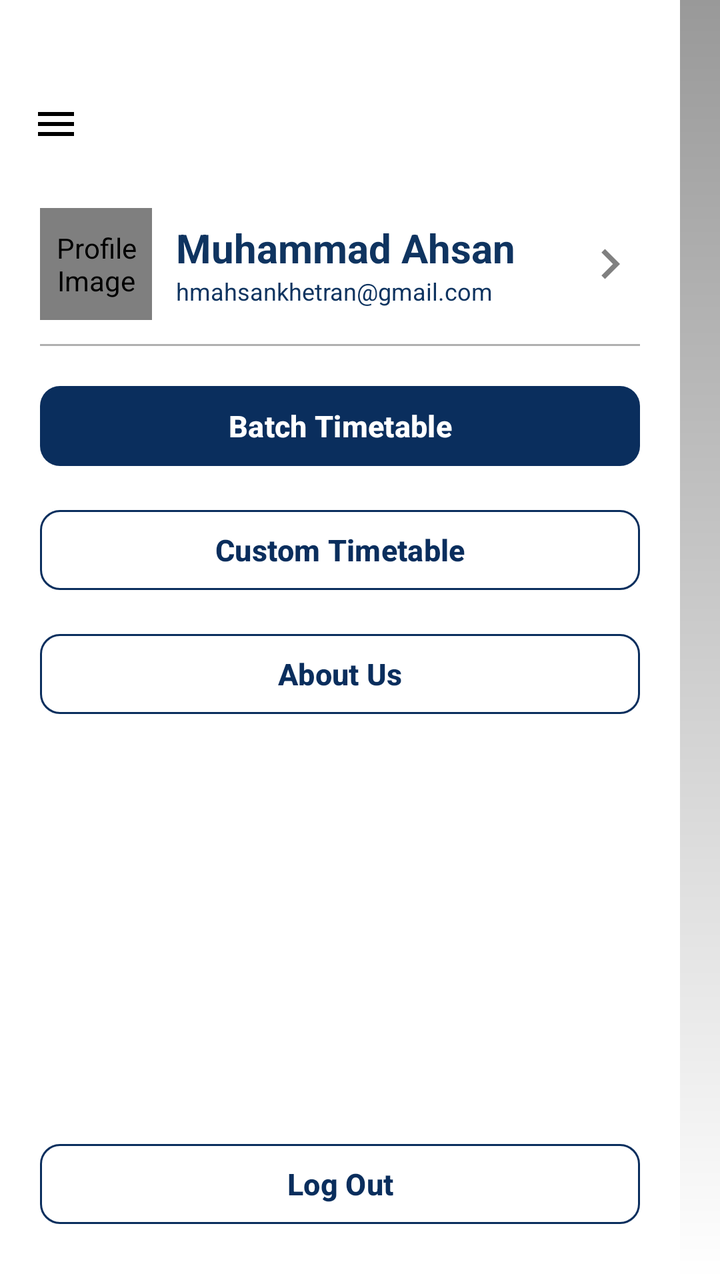
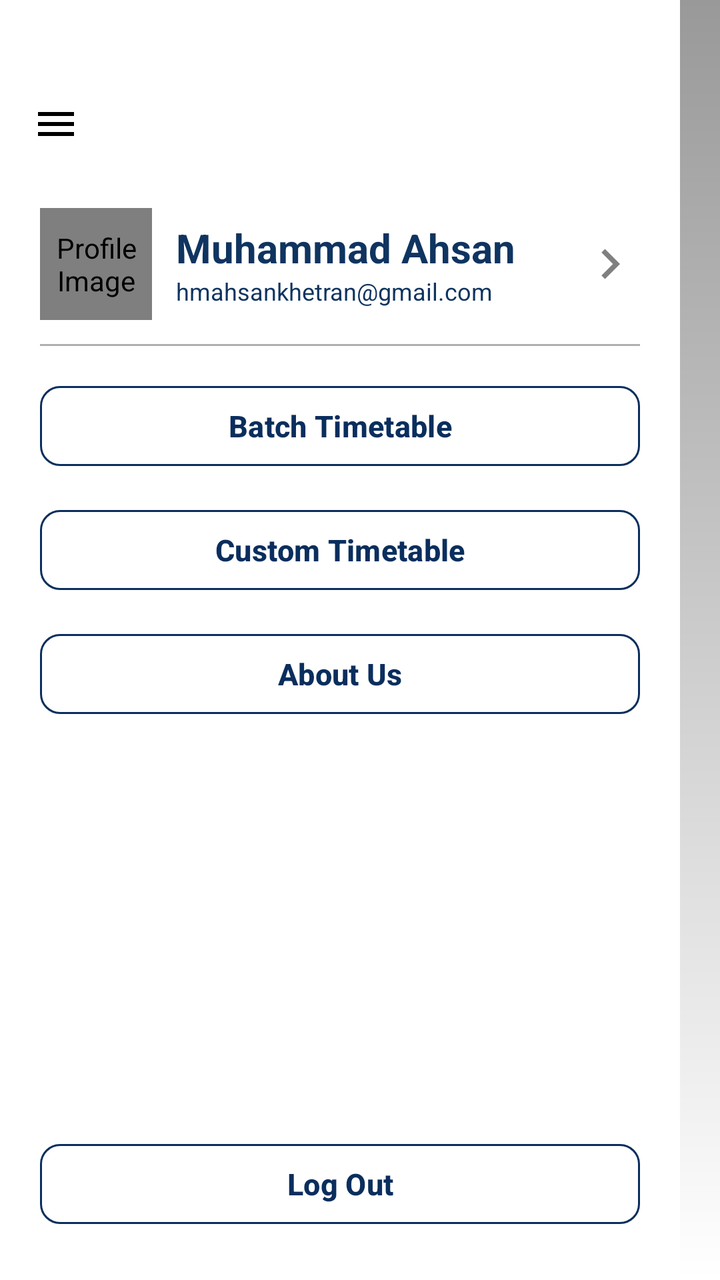

Two renders of the same Android screen: before a commit and after it. Below are the layout's source before the change and the commit's diff.
<!-- AndroidManifest.xml: application theme Theme.FASTable -->
<!-- res/layout/activity_menu.xml -->
<?xml version="1.0" encoding="utf-8"?>
<androidx.constraintlayout.widget.ConstraintLayout
    xmlns:android="http://schemas.android.com/apk/res/android"
    xmlns:app="http://schemas.android.com/apk/res-auto"
    xmlns:tools="http://schemas.android.com/tools"
    android:layout_width="match_parent"
    android:layout_height="match_parent"
    android:background="#FFFFFF">

    
    <View
        android:id="@+id/rightShadow"
        android:layout_width="20dp"
        android:layout_height="0dp"
        android:background="@drawable/right_side_shadow"
        app:layout_constraintTop_toTopOf="parent"
        app:layout_constraintBottom_toBottomOf="parent"
        app:layout_constraintEnd_toEndOf="parent" />

    
    <androidx.appcompat.widget.Toolbar
        android:id="@+id/top_bar_menu"
        android:layout_width="0dp"
        android:layout_height="80dp"
        android:background="@color/white"
        android:theme="@style/ThemeOverlay.AppCompat.Dark.ActionBar"
        android:elevation="4dp"
        android:paddingTop="30dp"
        android:paddingBottom="8dp"
        app:navigationIcon="@drawable/ic_menu_black"
        app:titleTextColor="@android:color/white"
        app:layout_constraintTop_toTopOf="parent"
        app:layout_constraintStart_toStartOf="parent"
        app:layout_constraintEnd_toStartOf="@id/rightShadow" />

    
    <LinearLayout
        android:id="@+id/contentContainer"
        android:layout_width="0dp"
        android:layout_height="0dp"
        android:orientation="vertical"
        android:paddingStart="20dp"
        android:paddingEnd="20dp"
        android:paddingTop="24dp"
        android:paddingBottom="24dp"
        app:layout_constraintTop_toBottomOf="@id/top_bar_menu"
        app:layout_constraintBottom_toBottomOf="parent"
        app:layout_constraintStart_toStartOf="parent"
        app:layout_constraintEnd_toStartOf="@id/rightShadow">

        
        <LinearLayout
            android:id="@+id/profileSection"
            android:layout_width="match_parent"
            android:layout_height="wrap_content"
            android:orientation="horizontal"
            android:gravity="center_vertical">

            <de.hdodenhof.circleimageview.CircleImageView
                android:id="@+id/profileImage"
                android:layout_width="56dp"
                android:layout_height="56dp"
                android:src="@drawable/img_demo"
                app:civ_border_width="2dp"
                app:civ_border_color="#E0E0E0"
                android:contentDescription="@string/profile_image" />

            <LinearLayout
                android:layout_width="0dp"
                android:layout_height="wrap_content"
                android:layout_weight="1"
                android:orientation="vertical"
                android:layout_marginStart="12dp">

                <TextView
                    android:id="@+id/tvName"
                    android:layout_width="wrap_content"
                    android:layout_height="wrap_content"
                    android:text="Muhammad Ahsan"
                    android:textColor="@color/navy"
                    android:textSize="20sp"
                    android:textStyle="bold" />

                <TextView
                    android:id="@+id/tvEmail"
                    android:layout_width="wrap_content"
                    android:layout_height="wrap_content"
                    android:text="hmahsankhetran@gmail.com"
                    android:textColor="@color/navy"
                    android:textSize="12sp" />
            </LinearLayout>

            <ImageView
                android:id="@+id/imgArrow"
                android:layout_width="30dp"
                android:layout_height="40dp"
                android:src="@drawable/ic_arrow_right"
                app:tint="#808080" />
        </LinearLayout>

        
        <View
            android:layout_width="match_parent"
            android:layout_height="1dp"
            android:layout_marginTop="12dp"
            android:background="#B0B0B0" />

        
        <com.google.android.material.button.MaterialButton
            android:id="@+id/btnBatchTimetable"
            android:layout_width="match_parent"
            android:layout_height="48dp"
            android:layout_marginTop="16dp"
            android:text="@string/batch_timetable"
            android:textAllCaps="false"
            android:textSize="15sp"
            android:textStyle="bold"
            android:textColor="@android:color/white"
            app:cornerRadius="10dp"
            app:backgroundTint="#0A2E5D" />

        <com.google.android.material.button.MaterialButton
            android:id="@+id/btnCustomTimetable"
            android:layout_width="match_parent"
            android:layout_height="48dp"
            android:layout_marginTop="14dp"
            android:text="@string/custom_timetable"
            android:textAllCaps="false"
            android:textSize="15sp"
            android:textStyle="bold"
            android:textColor="#0A2E5D"
            app:cornerRadius="10dp"
            app:backgroundTint="#FFFFFF"
            app:strokeColor="#0A2E5D"
            app:strokeWidth="1dp" />

        <com.google.android.material.button.MaterialButton
            android:id="@+id/btnAboutUs"
            android:layout_width="match_parent"
            android:layout_height="48dp"
            android:layout_marginTop="14dp"
            android:text="@string/about_us"
            android:textAllCaps="false"
            android:textSize="15sp"
            android:textStyle="bold"
            android:textColor="#0A2E5D"
            app:cornerRadius="10dp"
            app:backgroundTint="#FFFFFF"
            app:strokeColor="#0A2E5D"
            app:strokeWidth="1dp" />

        <View
            android:layout_width="match_parent"
            android:layout_height="0dp"
            android:layout_weight="1" />

        <com.google.android.material.button.MaterialButton
            android:id="@+id/btnLogout"
            android:layout_width="match_parent"
            android:layout_height="48dp"
            android:text="@string/log_out"
            android:textAllCaps="false"
            android:textSize="15sp"
            android:textStyle="bold"
            android:textColor="#0A2E5D"
            app:cornerRadius="10dp"
            app:backgroundTint="#FFFFFF"
            app:strokeColor="#0A2E5D"
            app:strokeWidth="1dp" />
    </LinearLayout>

</androidx.constraintlayout.widget.ConstraintLayout>
<!-- resources referenced by this layout -->
<resources>
  <color name="navy">#0F3460</color>
  <color name="white">#FFFFFFFF</color>
  <!-- drawable ic_arrow_right (drawable) -->
  <vector xmlns:android="http://schemas.android.com/apk/res/android"
      android:width="24dp"
      android:height="24dp"
      android:viewportWidth="24"
      android:viewportHeight="24">
      <path
          android:fillColor="#808080"
          android:pathData="M8.59,16.59L13.17,12L8.59,7.41L10,6L16,12L10,18L8.59,16.59Z"/>
  </vector>
  <!-- drawable ic_menu_black (drawable) -->
  <vector xmlns:android="http://schemas.android.com/apk/res/android"
      android:width="24dp"
      android:height="24dp"
      android:viewportWidth="24"
      android:viewportHeight="24">
      <path
          android:fillColor="#000000"
          android:pathData="M3,6h18v2H3V6zm0,5h18v2H3v-2zm0,5h18v2H3v-2z"/>
  </vector>
  <!-- drawable img_demo: png bitmap (drawable, 35192 bytes) -->
  <!-- drawable right_side_shadow (drawable) -->
  <shape xmlns:android="http://schemas.android.com/apk/res/android">
      <gradient
          android:startColor="#66000000"
      android:endColor="@android:color/transparent"
      android:angle="270" />
  </shape>
  <string name="about_us">About Us</string>
  <string name="batch_timetable">Batch Timetable</string>
  <string name="custom_timetable">Custom Timetable</string>
  <string name="log_out">Log Out</string>
  <string name="profile_image">Profile Image</string>
  <style name="Theme.FASTable" parent="Base.Theme.FASTable" />
  <style name="Base.Theme.FASTable" parent="Theme.Material3.DayNight.NoActionBar">
          
          
      </style>
</resources>

<!-- the commit's change to res/layout/activity_menu.xml (unified diff, before → after) -->
@@ -115,9 +115,11 @@
             android:textAllCaps="false"
             android:textSize="15sp"
             android:textStyle="bold"
-            android:textColor="@android:color/white"
+            android:textColor="#0A2E5D"
             app:cornerRadius="10dp"
-            app:backgroundTint="#0A2E5D" />
+            app:backgroundTint="#FFFFFF"
+            app:strokeColor="#0A2E5D"
+            app:strokeWidth="1dp" />
 
         <com.google.android.material.button.MaterialButton
             android:id="@+id/btnCustomTimetable"
